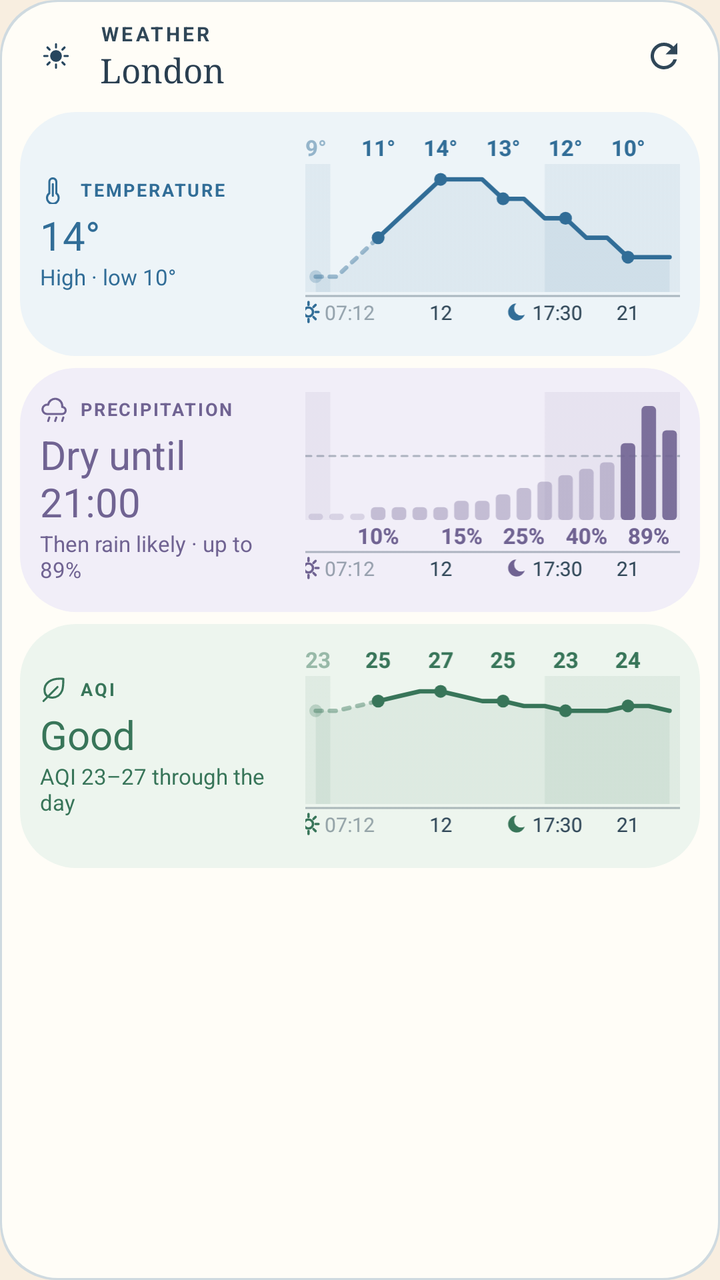
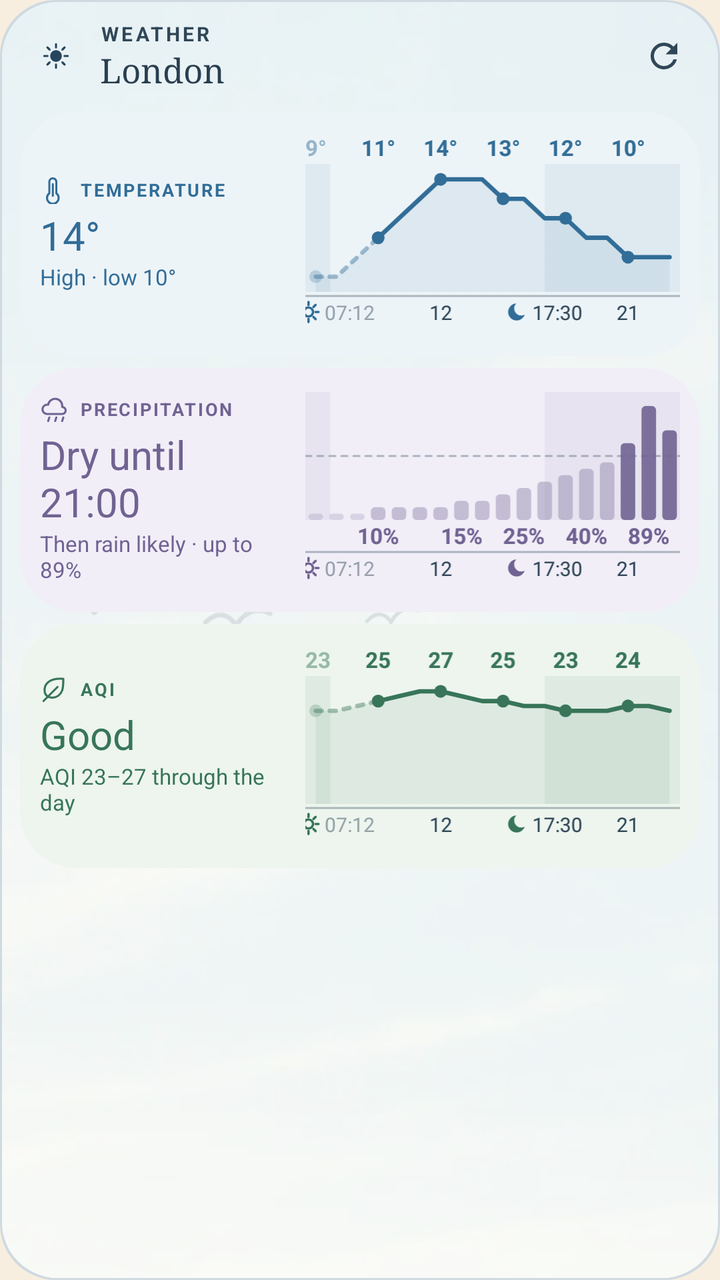

Screens rendered from an Android XML layout before and after an edit, with the pre-edit source and the edit as a unified diff.
<!-- AndroidManifest.xml: application theme Screen -->
<!-- res/layout/widget_preview_weather_full.xml -->
<?xml version="1.0" encoding="utf-8"?>
<FrameLayout xmlns:android="http://schemas.android.com/apk/res/android"
    xmlns:tools="http://schemas.android.com/tools"
    android:layout_width="match_parent"
    android:layout_height="match_parent"
    tools:ignore="HardcodedText,UseAppTint">

    <ImageView android:layout_width="match_parent" android:layout_height="match_parent" android:importantForAccessibility="no" android:scaleType="fitXY" android:src="@drawable/round_card" android:tint="@color/preview_line" />
    <ImageView android:layout_width="match_parent" android:layout_height="match_parent" android:layout_margin="1dp" android:importantForAccessibility="no" android:scaleType="fitXY" android:src="@drawable/round_card" android:tint="@color/preview_surface" />

    <LinearLayout android:layout_width="match_parent" android:layout_height="match_parent" android:orientation="vertical" android:padding="10dp">
        <LinearLayout android:layout_width="match_parent" android:layout_height="wrap_content" android:layout_marginStart="6dp" android:layout_marginBottom="4dp" android:gravity="center_vertical">
            <ImageView android:layout_width="24dp" android:layout_height="24dp" android:importantForAccessibility="no" android:src="@drawable/ic_sun" android:tint="@color/preview_accent" />
            <LinearLayout android:layout_width="0dp" android:layout_height="wrap_content" android:layout_marginStart="10dp" android:layout_weight="1" android:orientation="vertical">
                <TextView android:layout_width="wrap_content" android:layout_height="wrap_content" android:letterSpacing="0.14" android:maxLines="1" android:text="@string/weather_label" android:textAllCaps="true" android:textColor="@color/preview_muted" android:textSize="10sp" android:textStyle="bold" />
                <TextView android:layout_width="wrap_content" android:layout_height="wrap_content" android:ellipsize="end" android:fontFamily="serif" android:maxLines="1" android:text="@string/preview_city" android:textColor="@color/preview_ink" android:textSize="17sp" />
            </LinearLayout>
            <ImageView android:layout_width="36dp" android:layout_height="36dp" android:importantForAccessibility="no" android:padding="8dp" android:src="@drawable/ic_refresh" android:tint="@color/preview_muted" />
        </LinearLayout>
        <LinearLayout android:layout_width="match_parent" android:layout_height="wrap_content" android:layout_marginTop="6dp" android:background="@drawable/round_card" android:backgroundTint="@color/preview_temperature_tile" android:gravity="center_vertical" android:padding="10dp">
            <LinearLayout android:layout_width="0dp" android:layout_height="wrap_content" android:layout_weight="2" android:orientation="vertical">
                <LinearLayout android:layout_width="match_parent" android:layout_height="wrap_content" android:gravity="center_vertical">
                    <ImageView android:layout_width="14dp" android:layout_height="14dp" android:importantForAccessibility="no" android:src="@drawable/ic_thermometer" android:tint="@color/preview_temperature" />
                    <TextView android:layout_width="wrap_content" android:layout_height="wrap_content" android:layout_marginStart="6dp" android:ellipsize="end" android:letterSpacing="0.1" android:maxLines="1" android:text="@string/weather_temperature" android:textAllCaps="true" android:textColor="@color/preview_temperature" android:textSize="9sp" android:textStyle="bold" />
                </LinearLayout>
                <TextView android:layout_width="wrap_content" android:layout_height="wrap_content" android:layout_marginTop="2dp" android:maxLines="2" android:text="14°" android:textColor="@color/preview_temperature" android:textSize="20sp" />
                <TextView android:layout_width="wrap_content" android:layout_height="wrap_content" android:maxLines="2" android:text="@string/preview_weather_high_low" android:textColor="@color/preview_temperature" android:textSize="11sp" />
            </LinearLayout>
            <FrameLayout android:layout_width="0dp" android:layout_height="wrap_content" android:layout_marginStart="8dp" android:layout_weight="3">
                <ImageView android:layout_width="match_parent" android:layout_height="wrap_content" android:adjustViewBounds="true" android:importantForAccessibility="no" android:scaleType="fitXY" android:src="@drawable/preview_chart_row_axis" android:tint="@color/preview_muted" />
                <ImageView android:layout_width="match_parent" android:layout_height="wrap_content" android:adjustViewBounds="true" android:importantForAccessibility="no" android:scaleType="fitXY" android:src="@drawable/preview_chart_row_temperature" android:tint="@color/preview_temperature" />
            </FrameLayout>
        </LinearLayout>
        <LinearLayout android:layout_width="match_parent" android:layout_height="wrap_content" android:layout_marginTop="6dp" android:background="@drawable/round_card" android:backgroundTint="@color/preview_rain_tile" android:gravity="center_vertical" android:padding="10dp">
            <LinearLayout android:layout_width="0dp" android:layout_height="wrap_content" android:layout_weight="2" android:orientation="vertical">
                <LinearLayout android:layout_width="match_parent" android:layout_height="wrap_content" android:gravity="center_vertical">
                    <ImageView android:layout_width="14dp" android:layout_height="14dp" android:importantForAccessibility="no" android:src="@drawable/ic_rain" android:tint="@color/preview_rain" />
                    <TextView android:layout_width="wrap_content" android:layout_height="wrap_content" android:layout_marginStart="6dp" android:ellipsize="end" android:letterSpacing="0.1" android:maxLines="1" android:text="@string/weather_precipitation" android:textAllCaps="true" android:textColor="@color/preview_rain" android:textSize="9sp" android:textStyle="bold" />
                </LinearLayout>
                <TextView android:layout_width="wrap_content" android:layout_height="wrap_content" android:layout_marginTop="2dp" android:maxLines="2" android:text="@string/preview_weather_dry_until" android:textColor="@color/preview_rain" android:textSize="20sp" />
                <TextView android:layout_width="wrap_content" android:layout_height="wrap_content" android:maxLines="2" android:text="@string/preview_weather_then_rain" android:textColor="@color/preview_rain" android:textSize="11sp" />
            </LinearLayout>
            <FrameLayout android:layout_width="0dp" android:layout_height="wrap_content" android:layout_marginStart="8dp" android:layout_weight="3">
                <ImageView android:layout_width="match_parent" android:layout_height="wrap_content" android:adjustViewBounds="true" android:importantForAccessibility="no" android:scaleType="fitXY" android:src="@drawable/preview_chart_row_axis_rain" android:tint="@color/preview_muted" />
                <ImageView android:layout_width="match_parent" android:layout_height="wrap_content" android:adjustViewBounds="true" android:importantForAccessibility="no" android:scaleType="fitXY" android:src="@drawable/preview_chart_row_rain" android:tint="@color/preview_rain" />
            </FrameLayout>
        </LinearLayout>
        <LinearLayout android:layout_width="match_parent" android:layout_height="wrap_content" android:layout_marginTop="6dp" android:background="@drawable/round_card" android:backgroundTint="@color/preview_air_tile" android:gravity="center_vertical" android:padding="10dp">
            <LinearLayout android:layout_width="0dp" android:layout_height="wrap_content" android:layout_weight="2" android:orientation="vertical">
                <LinearLayout android:layout_width="match_parent" android:layout_height="wrap_content" android:gravity="center_vertical">
                    <ImageView android:layout_width="14dp" android:layout_height="14dp" android:importantForAccessibility="no" android:src="@drawable/ic_leaf" android:tint="@color/preview_air" />
                    <TextView android:layout_width="wrap_content" android:layout_height="wrap_content" android:layout_marginStart="6dp" android:ellipsize="end" android:letterSpacing="0.1" android:maxLines="1" android:text="@string/weather_air" android:textAllCaps="true" android:textColor="@color/preview_air" android:textSize="9sp" android:textStyle="bold" />
                </LinearLayout>
                <TextView android:layout_width="wrap_content" android:layout_height="wrap_content" android:layout_marginTop="2dp" android:maxLines="2" android:text="@string/weather_aqi_good" android:textColor="@color/preview_air" android:textSize="20sp" />
                <TextView android:layout_width="wrap_content" android:layout_height="wrap_content" android:maxLines="2" android:text="@string/preview_weather_aqi" android:textColor="@color/preview_air" android:textSize="11sp" />
            </LinearLayout>
            <FrameLayout android:layout_width="0dp" android:layout_height="wrap_content" android:layout_marginStart="8dp" android:layout_weight="3">
                <ImageView android:layout_width="match_parent" android:layout_height="wrap_content" android:adjustViewBounds="true" android:importantForAccessibility="no" android:scaleType="fitXY" android:src="@drawable/preview_chart_row_axis" android:tint="@color/preview_muted" />
                <ImageView android:layout_width="match_parent" android:layout_height="wrap_content" android:adjustViewBounds="true" android:importantForAccessibility="no" android:scaleType="fitXY" android:src="@drawable/preview_chart_row_air" android:tint="@color/preview_air" />
            </FrameLayout>
        </LinearLayout>
    </LinearLayout>
</FrameLayout>
<!-- resources referenced by this layout -->
<resources>
  <color name="preview_accent">#27465E</color>
  <color name="preview_air">#387559</color>
  <color name="preview_air_tile">#EDF5EE</color>
  <color name="preview_ink">#293E50</color>
  <color name="preview_line">#CFDAE0</color>
  <color name="preview_muted">#304758</color>
  <color name="preview_rain">#706392</color>
  <color name="preview_rain_tile">#F1EEF8</color>
  <color name="preview_surface">#FFFDF7</color>
  <color name="preview_temperature">#316D97</color>
  <color name="preview_temperature_tile">#EDF4F8</color>
  <!-- drawable ic_leaf (drawable) -->
  <?xml version="1.0" encoding="utf-8"?>
  <vector xmlns:android="http://schemas.android.com/apk/res/android"
      android:width="24dp" android:height="24dp" android:viewportWidth="24" android:viewportHeight="24">
      <path android:pathData="M20,3C9,2 3,7 4,14c1,7 12,7 15,-1 1,-3 1,-6 1,-10Z" android:strokeColor="#FFFFFFFF" android:strokeWidth="1.8" android:strokeLineCap="round" android:strokeLineJoin="round" />
      <path android:pathData="M3,22L15,10" android:strokeColor="#FFFFFFFF" android:strokeWidth="1.8" android:strokeLineCap="round" />
  </vector>
  <!-- drawable ic_refresh (drawable) -->
  <?xml version="1.0" encoding="utf-8"?>
  <vector xmlns:android="http://schemas.android.com/apk/res/android"
      android:width="20dp" android:height="20dp" android:viewportWidth="24" android:viewportHeight="24">
      <path android:fillColor="#FFFFFFFF" android:pathData="M17.65,6.35A7.96,7.96 0,0 0,12 4a8,8 0,1 0,7.73 10h-2.08A6,6 0,1 1,12 6c1.66,0 3.14,0.69 4.22,1.78L13,11h7V4l-2.35,2.35z" />
  </vector>
  <!-- drawable ic_thermometer (drawable) -->
  <?xml version="1.0" encoding="utf-8"?>
  <vector xmlns:android="http://schemas.android.com/apk/res/android"
      android:width="24dp" android:height="24dp" android:viewportWidth="24" android:viewportHeight="24">
      <path android:pathData="M14,14.8V5a3,3 0,0 0,-6 0v9.8a5,5 0,1 0,6 0Z" android:strokeColor="#FFFFFFFF" android:strokeWidth="1.8" android:strokeLineCap="round" android:strokeLineJoin="round" />
      <path android:pathData="M11,7v10" android:strokeColor="#FFFFFFFF" android:strokeWidth="1.8" android:strokeLineCap="round" />
  </vector>
  <!-- drawable round_card (drawable) -->
  <?xml version="1.0" encoding="utf-8"?>
  <shape xmlns:android="http://schemas.android.com/apk/res/android" android:shape="rectangle">
      <solid android:color="#FFFFFFFF" />
      <corners android:radius="@dimen/widget_radius" />
  </shape>
  <string name="preview_city">London</string>
  <string name="preview_weather_aqi">AQI 23–27 through the day</string>
  <string name="preview_weather_dry_until">Dry until 21:00</string>
  <string name="preview_weather_high_low">High · low 10°</string>
  <string name="preview_weather_then_rain">Then rain likely · up to 89%</string>
  <string name="weather_air">AQI</string>
  <string name="weather_aqi_good">Good</string>
  <string name="weather_label">Weather</string>
  <string name="weather_precipitation">Precipitation</string>
  <string name="weather_temperature">Temperature</string>
  <style name="Screen" parent="@android:style/Theme.Material.Light.NoActionBar">
          <item name="android:windowBackground">@color/background</item>
          <item name="android:colorAccent">@color/sun</item>
          <item name="android:textColorPrimary">@color/ink</item>
          <item name="android:windowLightStatusBar">true</item>
      </style>
  <color name="sun">#D88B38</color>
  <dimen name="widget_radius">16dp</dimen>
  <color name="background">#F8EEE0</color>
  <color name="ink">#2B2620</color>
  <!-- unchanged entries left out for length: 7 -->
</resources>

<!-- the commit's change to res/layout/widget_preview_weather_full.xml (unified diff, before → after) -->
@@ -6,7 +6,7 @@
     tools:ignore="HardcodedText,UseAppTint">
 
     <ImageView android:layout_width="match_parent" android:layout_height="match_parent" android:importantForAccessibility="no" android:scaleType="fitXY" android:src="@drawable/round_card" android:tint="@color/preview_line" />
-    <ImageView android:layout_width="match_parent" android:layout_height="match_parent" android:layout_margin="1dp" android:importantForAccessibility="no" android:scaleType="fitXY" android:src="@drawable/round_card" android:tint="@color/preview_surface" />
+    <ImageView android:layout_width="match_parent" android:layout_height="match_parent" android:layout_margin="1dp" android:background="@drawable/round_card" android:clipToOutline="true" android:importantForAccessibility="no" android:scaleType="centerCrop" android:src="@drawable/preview_scene" />
 
     <LinearLayout android:layout_width="match_parent" android:layout_height="match_parent" android:orientation="vertical" android:padding="10dp">
         <LinearLayout android:layout_width="match_parent" android:layout_height="wrap_content" android:layout_marginStart="6dp" android:layout_marginBottom="4dp" android:gravity="center_vertical">
<!-- resource entries referenced after the edit -->
@@ -8,7 +8,6 @@
   <color name="preview_muted">#304758</color>
   <color name="preview_rain">#706392</color>
   <color name="preview_rain_tile">#F1EEF8</color>
-  <color name="preview_surface">#FFFDF7</color>
   <color name="preview_temperature">#316D97</color>
   <color name="preview_temperature_tile">#EDF4F8</color>
   <!-- drawable ic_leaf (drawable) -->
@@ -31,6 +30,12 @@
       <path android:pathData="M14,14.8V5a3,3 0,0 0,-6 0v9.8a5,5 0,1 0,6 0Z" android:strokeColor="#FFFFFFFF" android:strokeWidth="1.8" android:strokeLineCap="round" android:strokeLineJoin="round" />
       <path android:pathData="M11,7v10" android:strokeColor="#FFFFFFFF" android:strokeWidth="1.8" android:strokeLineCap="round" />
   </vector>
+  <!-- drawable preview_scene (drawable) -->
+  <?xml version="1.0" encoding="utf-8"?>
+  <layer-list xmlns:android="http://schemas.android.com/apk/res/android">
+      <item android:drawable="@drawable/preview_art" />
+      <item><shape><solid android:color="@color/preview_scene_wash" /></shape></item>
+  </layer-list>
   <!-- drawable round_card (drawable) -->
   <?xml version="1.0" encoding="utf-8"?>
   <shape xmlns:android="http://schemas.android.com/apk/res/android" android:shape="rectangle">
@@ -54,6 +59,7 @@
           <item name="android:windowLightStatusBar">true</item>
       </style>
   <color name="sun">#D88B38</color>
+  <color name="preview_scene_wash">#96FFFDF7</color>
   <dimen name="widget_radius">16dp</dimen>
   <color name="background">#F8EEE0</color>
   <color name="ink">#2B2620</color>
